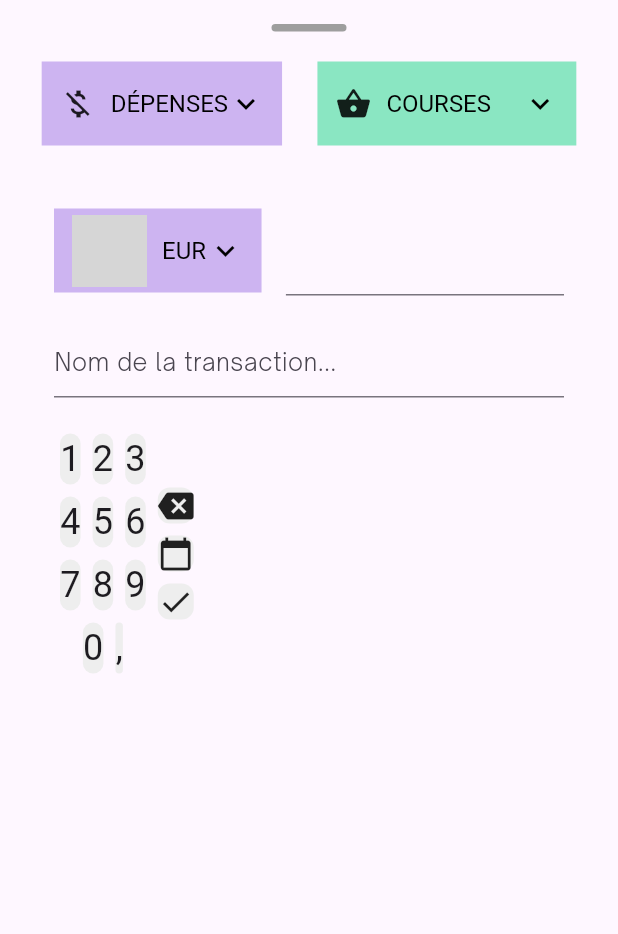
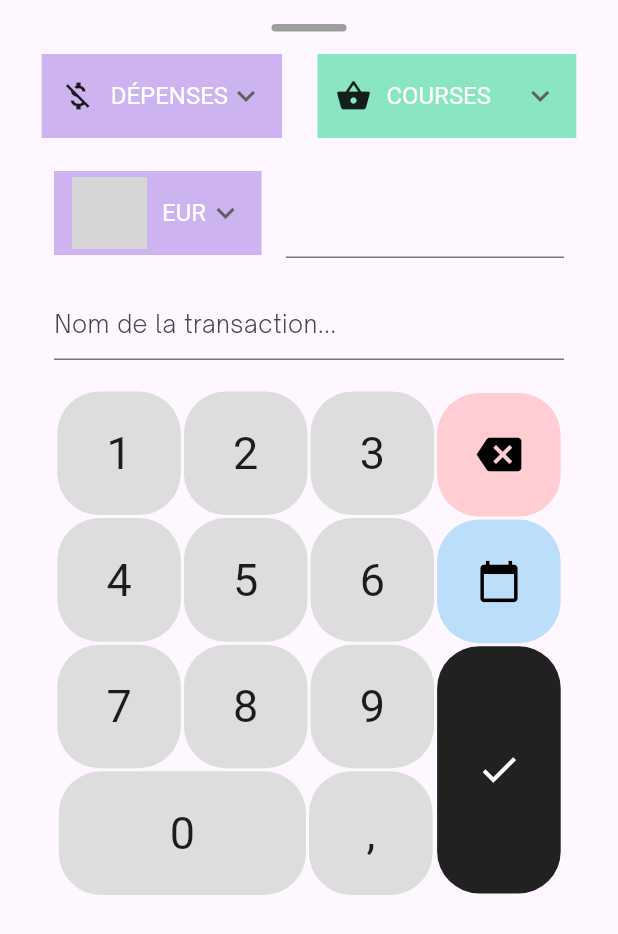
Before and after one commit to sikadali/stack_my_money_app, a Flutter app: the EditTransactionWidget widget shown alone on an empty page, opened directly, on a phone screen of 412 x 824 dp. Shown: the top 934 px of the screen. Run offline on Flutter 3.47's test engine with Material 3 defaults, Android fonts, the phone set to English and light mode, and no system bars; our stand-ins replace carousel_slider, liquid_swipe, smooth_page_indicator; grey boxes are pictures that could not be loaded.

Commit message:
fix keyPad, darkMode and mandatory filling of the textFields

```diff
--- a/lib/src/common_widgets/dropdown_menu.dart
+++ b/lib/src/common_widgets/dropdown_menu.dart
@@ -46,8 +46,8 @@ class _SDropDownMenuState extends State<SDropDownMenu> {
               _displayValue = newValue!;
             });
           },
-          icon: const Icon(sExpandIcon, color: sDarkColor),
-          style: const TextStyle(color: Colors.black, fontSize: 16),
+          icon: const Icon(sExpandIcon),
+          style: const TextStyle(fontSize: 16),
           dropdownColor: Colors.white,
         ),
       ),
--- a/lib/src/common_widgets/edit_transaction_widget.dart
+++ b/lib/src/common_widgets/edit_transaction_widget.dart
@@ -12,89 +12,28 @@ class EditTransactionWidget extends StatefulWidget {
 }
 
 class _EditTransactionWidgetState extends State<EditTransactionWidget> {
-
-
   @override
   Widget build(BuildContext context) {
+    final bool isDarkMode = MediaQuery.of(context).platformBrightness == Brightness.dark;
+
     return Padding(
       padding: const EdgeInsets.all(16.0),
       child: Column(
         children: [
           greyIndicator(),
-          const SizedBox(height: 20),
+          const SizedBox(height: 15),
           Row(
             mainAxisAlignment: MainAxisAlignment.spaceAround,
             children: [
               SDropDownMenu(
-                  color: sSecondaryColor2, items: UIDataUtils.getDropdownItemsForTransactionType()),
+                  color: isDarkMode ? sSecondaryColor : sSecondaryColor2,
+                  items: UIDataUtils.getDropdownItemsForTransactionType()),
               SDropDownMenu(
-                  color: sPrimaryColor2,
+                  color: isDarkMode ? sPrimaryColor : sPrimaryColor2,
                   items: UIDataUtils.getDropdownItemsForTransactionCategory()),
             ],
           ),
-          const SizedBox(height: 20),
           const InputTransactionAmountWidget()
-          /*TextField(
-            textAlign: TextAlign.center,
-            style: const TextStyle(fontSize: 36),
-            decoration: const InputDecoration(
-              border: InputBorder.none,
-              prefixText: '\$',
-            ),
-            keyboardType: TextInputType.number,
-            onChanged: (value) {
-              setState(() {
-                amount = double.tryParse(value) ?? 0.0;
-              });
-            },
-          ),
-          const TextField(
-            decoration: InputDecoration(
-              hintText: 'Add comment...',
-            ),
-          ),
-          Expanded(
-            child: GridView.count(
-              crossAxisCount: 3,
-              children: List.generate(12, (index) {
-                if (index == 9) {
-                  return IconButton(
-                    onPressed: () {
-                      // Handle backspace
-                    },
-                    icon: const Icon(Icons.backspace),
-                  );
-                } else if (index == 10) {
-                  return TextButton(
-                    onPressed: () {
-                      // Handle date
-                    },
-                    child: const Icon(Icons.calendar_today),
-                  );
-                } else if (index == 11) {
-                  return IconButton(
-                    onPressed: () {
-                      // Handle check
-                    },
-                    icon: const Icon(Icons.check),
-                    color: Colors.black,
-                    iconSize: 36,
-                  );
-                } else {
-                  return TextButton(
-                    onPressed: () {
-                      // Handle number input
-                    },
-                    child: Text(
-                      '${index == 9 ? 0 : index + 1}',
-                      style: const TextStyle(fontSize: 24),
-                    ),
-                  );
-                }
-              }),
-            ),
-          ),
-          */
         ],
       ),
     );
--- a/lib/src/common_widgets/floating_action_button.dart
+++ b/lib/src/common_widgets/floating_action_button.dart
@@ -9,8 +9,7 @@ class SFloatingActionButton extends StatelessWidget {
 
   @override
   Widget build(BuildContext context) {
-    MediaQueryData mediaQuery = MediaQuery.of(context);
-    final bool isDarkMode = mediaQuery.platformBrightness == Brightness.dark;
+    final bool isDarkMode = MediaQuery.of(context).platformBrightness == Brightness.dark;
 
     return SizedBox(
       height: 70.0,
@@ -28,7 +27,7 @@ class SFloatingActionButton extends StatelessWidget {
               isScrollControlled: true,
               builder: (BuildContext context) {
                 return const FractionallySizedBox(
-                  heightFactor: 0.8,
+                  heightFactor: 0.75,
                   child: EditTransactionWidget(),
                 );
               },
--- a/lib/src/common_widgets/input_transaction_amount_widget.dart
+++ b/lib/src/common_widgets/input_transaction_amount_widget.dart
@@ -1,6 +1,7 @@
 import 'package:flutter/cupertino.dart';
 import 'package:flutter/material.dart';
 import 'package:stack_my_money_app/src/common_widgets/dropdown_menu.dart';
+import 'package:stack_my_money_app/src/common_widgets/numeric_keypad.dart';
 import 'package:stack_my_money_app/src/constants/colors.dart';
 import 'package:stack_my_money_app/src/constants/sizes.dart';
 import 'package:stack_my_money_app/src/constants/text_strings.dart';
@@ -14,34 +15,60 @@ class InputTransactionAmountWidget extends StatefulWidget {
 }
 
 class _InputTransactionAmountWidgetState extends State<InputTransactionAmountWidget> {
-  final TextEditingController _controller = TextEditingController();
+  final TextEditingController _transactionAmountController = TextEditingController();
+  final TextEditingController _transactionNameController = TextEditingController();
   final FocusNode _focusNode = FocusNode();
+  String? _errorNameText;
+  String? _errorAmountText;
 
   @override
   void dispose() {
-    _controller.dispose();
+    _transactionAmountController.dispose();
+    _transactionNameController.dispose();
     _focusNode.dispose();
     super.dispose();
   }
 
   void _appendText(String text) {
-    final currentText = _controller.text;
+    final currentText = _transactionAmountController.text;
     setState(() {
-      _controller.text = currentText + text;
+      _transactionAmountController.text = currentText + text;
     });
   }
 
   void _deleteText() {
-    final currentText = _controller.text;
+    final currentText = _transactionAmountController.text;
     if (currentText.isNotEmpty) {
       setState(() {
-        _controller.text = currentText.substring(0, currentText.length - 1);
+        _transactionAmountController.text = currentText.substring(0, currentText.length - 1);
       });
     }
   }
 
+  void _validateAndSubmit() {
+    setState(() {
+      _errorNameText =_displayErrorTextIfEmpty(_transactionNameController);
+      _errorAmountText = _displayErrorTextIfEmpty(_transactionAmountController);
+
+      if (_transactionAmountController.text.isNotEmpty & _transactionAmountController.text.isNotEmpty) {
+        // Display Success message
+        ScaffoldMessenger.of(context).showSnackBar(
+          const SnackBar(content: Text(sTransactionSuccessfullyCreatedText)),
+        );
+      }
+    });
+  }
+
+  String? _displayErrorTextIfEmpty(controller) {
+    if (controller.text.isEmpty) {
+      return sPleaseFillThisFieldText;
+    } return null;
+  }
+
   @override
   Widget build(BuildContext context) {
+    final bool isDarkMode = MediaQuery.of(context).platformBrightness == Brightness.dark;
+
     return Padding(
       padding: const EdgeInsets.all(sDefaultSmallSize),
       child: Column(
@@ -50,7 +77,7 @@ class _InputTransactionAmountWidgetState extends State<InputTransactionAmountWid
             mainAxisAlignment: MainAxisAlignment.spaceBetween,
             children: [
               SDropDownMenu(
-                  color: sSecondaryColor2, items: UIDataUtils.getDropdownItemsForCurrencies()),
+                  color: isDarkMode ? sSecondaryColor : sSecondaryColor2, items: UIDataUtils.getDropdownItemsForCurrencies()),
               SizedBox(
                 width: MediaQuery.of(context).size.width * 0.45,
                 child: GestureDetector(
@@ -59,12 +86,12 @@ class _InputTransactionAmountWidgetState extends State<InputTransactionAmountWid
                   },
                   child: AbsorbPointer(
                     child: TextField(
-                      controller: _controller,
+                      controller: _transactionAmountController,
                       textAlign: TextAlign.center,
                       focusNode: _focusNode,
                       keyboardType: TextInputType.none,
                       style: Theme.of(context).textTheme.titleLarge,
-                      // decoration: InputDecoration(hintText: sTransactionAmountHintText),
+                      decoration: InputDecoration(errorText: _errorAmountText),
                     ),
                   ),
                 ),
@@ -72,14 +99,19 @@ class _InputTransactionAmountWidgetState extends State<InputTransactionAmountWid
             ],
           ),
           const SizedBox(height: 20),
-          const TextField(decoration: InputDecoration(hintText: sTransactionNameHintText)),
+          TextField(
+              controller: _transactionNameController,
+              decoration: InputDecoration(
+                hintText: sTransactionNameHintText,
+                errorText: _errorNameText,
+              )),
           const SizedBox(height: 20),
           SingleChildScrollView(
-            child: NumericKeypad(
+            child: SNumericKeypad(
               onKeyTap: _appendText,
               onDelete: _deleteText,
               onCalendar: () {},
-              onValidation: () {},
+              onValidation: _validateAndSubmit,
             ),
           ),
         ],
@@ -87,180 +119,3 @@ class _InputTransactionAmountWidgetState extends State<InputTransactionAmountWid
     );
   }
 }
-
-
-
-
-class NumericKeypad extends StatelessWidget {
-  final Function(String) onKeyTap;
-  final VoidCallback onDelete;
-  final VoidCallback onCalendar;
-  final VoidCallback onValidation;
-
-  const NumericKeypad(
-      {super.key,
-      required this.onKeyTap,
-      required this.onDelete,
-      required this.onCalendar,
-      required this.onValidation});
-
-  @override
-  Widget build(BuildContext context) {
-    return Row(
-      children: [
-        Column(
-          children: [
-            Row(children: [_buildKey("1"), _buildKey("2"), _buildKey("3")]),
-            Row(children: [_buildKey("4"), _buildKey("5"), _buildKey("6")]),
-            Row(children: [_buildKey("7"), _buildKey("8"), _buildKey("9")]),
-            Row(children: [_buildKey("0"), _buildKey(",", isDot: true)]),
-          ],
-        ),
-        Column(children: [
-          _buildKey(Icons.backspace, isDelete: true),
-          _buildKey(Icons.calendar_today, isCalendar: true),
-          _buildKey(Icons.check, isValidation: true),
-        ])
-      ],
-    );
-  }
-
-  Widget _buildKey(dynamic value,
-      {bool isDelete = false,
-      bool isDot = false,
-      bool isCalendar = false,
-      bool isValidation = false}) {
-    return GestureDetector(
-      onTap: () {
-        if (isDelete) {
-          onDelete();
-        } else if (isCalendar) {
-          onCalendar();
-        } else if (isValidation) {
-          onValidation();
-        } else {
-          onKeyTap(value.toString());
-        }
-      },
-      child: Container(
-        margin: const EdgeInsets.all(4.0),
-        decoration: BoxDecoration(
-          color: Colors.grey[200],
-          borderRadius: BorderRadius.circular(8.0),
-        ),
-        child: Center(
-          child: value is IconData
-              ? Icon(value, size: 24)
-              : Text(
-                  value.toString(),
-                  style: const TextStyle(fontSize: 24),
-                ),
-        ),
-      ),
-    );
-  }
-}
-
-/*
-class NumericKeypad extends StatelessWidget {
-  final Function(String) onKeyTap;
-  final VoidCallback onDelete;
-
-  const NumericKeypad({super.key, required this.onKeyTap, required this.onDelete});
-
-  @override
-  Widget build(BuildContext context) {
-    return GridView.count(
-      shrinkWrap: true,
-      crossAxisCount: 3,
-      childAspectRatio: 2,
-      children: <Widget>[
-        ...List.generate(9, (index) {
-          return _buildKey((index + 1).toString());
-        }),
-        _buildKey('.', isDot: true),
-        _buildKey('0'),
-        _buildKey(Icons.backspace, isDelete: true),
-      ],
-    );
-  }
-
-  Widget _buildKey(dynamic value, {bool isDelete = false, bool isDot = false}) {
-    return GestureDetector(
-      onTap: () {
-        if (isDelete) {
-          onDelete();
-        } else {
-          onKeyTap(value.toString());
-        }
-      },
-      child: Container(
-        margin: const EdgeInsets.all(4.0),
-        decoration: BoxDecoration(
-          color: Colors.grey[200],
-          borderRadius: BorderRadius.circular(8.0),
-        ),
-        child: Center(
-          child: isDelete
-              ? Icon(value, size: 24)
-              : Text(
-                  value.toString(),
-                  style: const TextStyle(fontSize: 24),
-                ),
-        ),
-      ),
-    );
-  }
-}
-*/
-/*class NumericKeypad extends StatelessWidget {
-  final Function(String) onKeyTap;
-  final VoidCallback onDelete;
-  final VoidCallback onCalendar;
-  final VoidCallback onValidation;
-
-  const NumericKeypad(
-      {super.key,
-      required this.onKeyTap,
-      required this.onDelete,
-      required this.onCalendar,
-      required this.onValidation});
-
-  @override
-  Widget build(BuildContext context) {
-    return GridView.count(
-      crossAxisCount: 4,
-      shrinkWrap: true,
-      children: List.generate(12, (index) {
-        if (index == 3) {
-          return IconButton(
-            onPressed: onDelete,
-            icon: const Icon(Icons.backspace),
-          );
-        } else if (index == 7) {
-          return TextButton(
-            onPressed: onCalendar,
-            child: const Icon(Icons.calendar_today),
-          );
-        } else if (index == 11) {
-          return IconButton(
-            onPressed: onValidation,
-            icon: const Icon(Icons.check),
-            color: Colors.black,
-            iconSize: 36,
-          );
-        } else {
-          // Adjust the number displayed on the button
-          final displayNumber = ([3, 7, 11].contains(index)) ? 0 : index + 1;
-          return TextButton(
-            onPressed: () => onKeyTap(displayNumber.toString()),
-            child: Text(
-              displayNumber.toString(),
-              style: const TextStyle(fontSize: 24),
-            ),
-          );
-        }
-      }),
-    );
-  }
-}*/
--- /dev/null
+++ b/lib/src/common_widgets/numeric_keypad.dart
@@ -0,0 +1,112 @@
+import 'package:flutter/material.dart';
+
+class SNumericKeypad extends StatelessWidget {
+  final Function(String) onKeyTap;
+  final VoidCallback onDelete;
+  final VoidCallback onCalendar;
+  final VoidCallback onValidation;
+
+  const SNumericKeypad(
+      {super.key,
+      required this.onKeyTap,
+      required this.onDelete,
+      required this.onCalendar,
+      required this.onValidation});
+
+  @override
+  Widget build(BuildContext context) {
+    var mediaQuery = MediaQuery.of(context);
+
+    return Row(
+      mainAxisAlignment: MainAxisAlignment.center,
+      children: [
+        Column(
+          children: [
+            Row(children: [
+              _buildKey(mediaQuery, "1"),
+              _buildKey(mediaQuery, "2"),
+              _buildKey(mediaQuery, "3")
+            ]),
+            Row(children: [
+              _buildKey(mediaQuery, "4"),
+              _buildKey(mediaQuery, "5"),
+              _buildKey(mediaQuery, "6")
+            ]),
+            Row(children: [
+              _buildKey(mediaQuery, "7"),
+              _buildKey(mediaQuery, "8"),
+              _buildKey(mediaQuery, "9")
+            ]),
+            Row(children: [
+              _buildKey(mediaQuery, "0", isZero: true),
+              _buildKey(mediaQuery, ",", isDot: true)
+            ]),
+          ],
+        ),
+        Column(children: [
+          _buildKey(mediaQuery, Icons.backspace, isDelete: true),
+          _buildKey(mediaQuery, Icons.calendar_today, isCalendar: true),
+          _buildKey(mediaQuery, Icons.check, isValidation: true),
+        ])
+      ],
+    );
+  }
+
+  Widget _buildKey(var mediaQuery, dynamic value,
+      {bool isDelete = false,
+      bool isDot = false,
+      bool isCalendar = false,
+      bool isValidation = false,
+      bool isZero = false}) {
+
+    double screenWidth = mediaQuery.size.width;
+    double keyPadSize = screenWidth * 0.2;
+    final bool isDarkMode = mediaQuery.platformBrightness == Brightness.dark;
+
+    return GestureDetector(
+      onTap: () {
+        if (isDelete) {
+          onDelete();
+        } else if (isCalendar) {
+          onCalendar();
+        } else if (isValidation) {
+          onValidation();
+        } else {
+          onKeyTap(value.toString());
+        }
+      },
+      child: Container(
+        margin: const EdgeInsets.all(1.0),
+        height: isValidation ? keyPadSize * 2 : keyPadSize,
+        width: isZero ? keyPadSize * 2 : keyPadSize,
+        decoration: BoxDecoration(
+          color: getKeyPadColor(isDelete, isCalendar, isValidation, isDarkMode),
+          borderRadius: BorderRadius.circular(28.0),
+        ),
+        child: Center(
+          child: value is IconData
+              ? Icon(
+                  value,
+                  size: 30,
+                  color: isValidation && !isDarkMode ? Colors.white : Colors.black,
+                )
+              : Text(
+                  value.toString(),
+                  style: const TextStyle(fontSize: 30),
+                ),
+        ),
+      ),
+    );
+  }
+
+  getKeyPadColor(bool isDelete, bool isCalendar, bool isValidation, bool isDarkMode) {
+    if (isValidation) {
+      return isDarkMode ? Colors.white : Colors.black87;
+    } else if (isDelete) {
+      return Colors.red[100];
+    } else if (isCalendar) {
+      return Colors.blue[100];
+    }
+    return isDarkMode ? Colors.black87 : const Color(0xffDDDDDD);
+  }
+}
--- a/lib/src/constants/text_strings.dart
+++ b/lib/src/constants/text_strings.dart
@@ -45,6 +45,8 @@ const String sEur = "EUR";
 const String sXof = "XOF";
 const String sUsd = "USD";
 
-// Transaction hint Text
+// Other Transaction Texts
 const String sTransactionAmountHintText = 'Montant...';
 const String sTransactionNameHintText = 'Nom de la transaction...';
+const String sTransactionSuccessfullyCreatedText = 'Transaction créee !';
+const String sPleaseFillThisFieldText = 'Veuillez remplir ce champ';
--- a/lib/src/features/authentication/screens/splash_screen/splash_screen.dart
+++ b/lib/src/features/authentication/screens/splash_screen/splash_screen.dart
@@ -32,8 +32,7 @@ class _SplashScreenState extends State<SplashScreen> {
 
   @override
   Widget build(BuildContext context) {
-    MediaQueryData mediaQuery = MediaQuery.of(context);
-    final bool isDarkMode = mediaQuery.platformBrightness == Brightness.dark;
+    final bool isDarkMode = MediaQuery.of(context).platformBrightness == Brightness.dark;
 
     return Scaffold(
       backgroundColor: isDarkMode ? sSplashDarkColor : sSplashColor,
```
